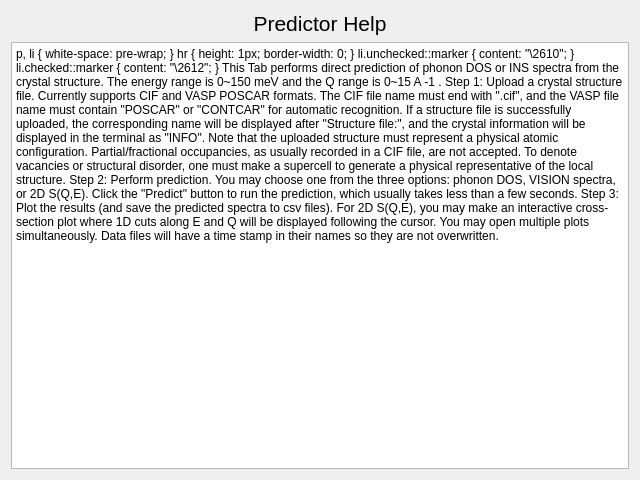
First picture: the form in gui/help_dp.ui, repository neutrons/inspired, before the edit.
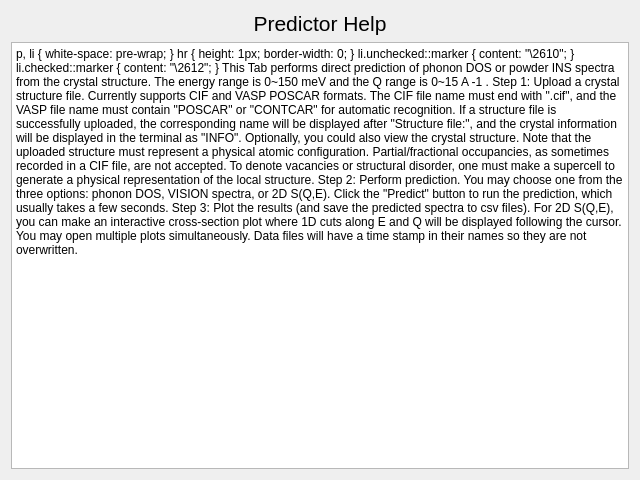
Second picture: the form after the edit.

The edit to the form file:
```diff
--- a/gui/help_dp.ui
+++ b/gui/help_dp.ui
@@ -31,13 +31,13 @@
 li.unchecked::marker { content: &quot;\2610&quot;; }
 li.checked::marker { content: &quot;\2612&quot;; }
 &lt;/style&gt;&lt;/head&gt;&lt;body style=&quot; font-family:'Segoe UI'; font-size:9pt; font-weight:400; font-style:normal;&quot;&gt;
-&lt;p style=&quot; margin-top:0px; margin-bottom:0px; margin-left:0px; margin-right:0px; -qt-block-indent:0; text-indent:0px;&quot;&gt;&lt;span style=&quot; font-size:12pt;&quot;&gt;This Tab performs direct prediction of phonon DOS or INS spectra from the crystal structure. The energy range is 0~150 meV and the Q range is 0~15 A&lt;/span&gt;&lt;span style=&quot; font-size:12pt; vertical-align:super;&quot;&gt;-1&lt;/span&gt;&lt;span style=&quot; font-size:12pt;&quot;&gt;.&lt;/span&gt;&lt;/p&gt;
+&lt;p style=&quot; margin-top:0px; margin-bottom:0px; margin-left:0px; margin-right:0px; -qt-block-indent:0; text-indent:0px;&quot;&gt;&lt;span style=&quot; font-size:12pt;&quot;&gt;This Tab performs direct prediction of phonon DOS or powder INS spectra from the crystal structure. The energy range is 0~150 meV and the Q range is 0~15 A&lt;/span&gt;&lt;span style=&quot; font-size:12pt; vertical-align:super;&quot;&gt;-1&lt;/span&gt;&lt;span style=&quot; font-size:12pt;&quot;&gt;.&lt;/span&gt;&lt;/p&gt;
 &lt;p style=&quot;-qt-paragraph-type:empty; margin-top:0px; margin-bottom:0px; margin-left:0px; margin-right:0px; -qt-block-indent:0; text-indent:0px; font-size:12pt;&quot;&gt;&lt;br /&gt;&lt;/p&gt;
-&lt;p style=&quot; margin-top:0px; margin-bottom:0px; margin-left:0px; margin-right:0px; -qt-block-indent:0; text-indent:0px;&quot;&gt;&lt;span style=&quot; font-size:12pt;&quot;&gt;Step 1: Upload a crystal structure file. Currently supports CIF and VASP POSCAR formats. The CIF file name must end with &amp;quot;.cif&amp;quot;, and the VASP file name must contain &amp;quot;POSCAR&amp;quot; or &amp;quot;CONTCAR&amp;quot; for automatic recognition. If a structure file is successfully uploaded, the corresponding name will be displayed after &amp;quot;Structure file:&amp;quot;, and the crystal information will be displayed in the terminal as &amp;quot;INFO&amp;quot;. Note that the uploaded structure must represent a physical atomic configuration. Partial/fractional occupancies, as usually recorded in a CIF file, are not accepted. To denote vacancies or structural disorder, one must make a supercell to generate a physical representative of the local structure.&lt;/span&gt;&lt;/p&gt;
+&lt;p style=&quot; margin-top:0px; margin-bottom:0px; margin-left:0px; margin-right:0px; -qt-block-indent:0; text-indent:0px;&quot;&gt;&lt;span style=&quot; font-size:12pt;&quot;&gt;Step 1: Upload a crystal structure file. Currently supports CIF and VASP POSCAR formats. The CIF file name must end with &amp;quot;.cif&amp;quot;, and the VASP file name must contain &amp;quot;POSCAR&amp;quot; or &amp;quot;CONTCAR&amp;quot; for automatic recognition. If a structure file is successfully uploaded, the corresponding name will be displayed after &amp;quot;Structure file:&amp;quot;, and the crystal information will be displayed in the terminal as &amp;quot;INFO&amp;quot;. Optionally, you could also view the crystal structure. Note that the uploaded structure must represent a physical atomic configuration. Partial/fractional occupancies, as sometimes recorded in a CIF file, are not accepted. To denote vacancies or structural disorder, one must make a supercell to generate a physical representation of the local structure.&lt;/span&gt;&lt;/p&gt;
 &lt;p style=&quot;-qt-paragraph-type:empty; margin-top:0px; margin-bottom:0px; margin-left:0px; margin-right:0px; -qt-block-indent:0; text-indent:0px; font-size:12pt;&quot;&gt;&lt;br /&gt;&lt;/p&gt;
-&lt;p style=&quot; margin-top:0px; margin-bottom:0px; margin-left:0px; margin-right:0px; -qt-block-indent:0; text-indent:0px;&quot;&gt;&lt;span style=&quot; font-size:12pt;&quot;&gt;Step 2: Perform prediction. You may choose one from the three options: phonon DOS, VISION spectra, or 2D S(Q,E). Click the &amp;quot;Predict&amp;quot; button to run the prediction, which usually takes less than a few seconds. &lt;/span&gt;&lt;/p&gt;
+&lt;p style=&quot; margin-top:0px; margin-bottom:0px; margin-left:0px; margin-right:0px; -qt-block-indent:0; text-indent:0px;&quot;&gt;&lt;span style=&quot; font-size:12pt;&quot;&gt;Step 2: Perform prediction. You may choose one from the three options: phonon DOS, VISION spectra, or 2D S(Q,E). Click the &amp;quot;Predict&amp;quot; button to run the prediction, which usually takes a few seconds. &lt;/span&gt;&lt;/p&gt;
 &lt;p style=&quot;-qt-paragraph-type:empty; margin-top:0px; margin-bottom:0px; margin-left:0px; margin-right:0px; -qt-block-indent:0; text-indent:0px; font-size:12pt;&quot;&gt;&lt;br /&gt;&lt;/p&gt;
-&lt;p style=&quot; margin-top:0px; margin-bottom:0px; margin-left:0px; margin-right:0px; -qt-block-indent:0; text-indent:0px;&quot;&gt;&lt;span style=&quot; font-size:12pt;&quot;&gt;Step 3: Plot the results (and save the predicted spectra to csv files). For 2D S(Q,E), you may make an interactive cross-section plot where 1D cuts along E and Q will be displayed following the cursor. You may open multiple plots simultaneously. Data files will have a time stamp in their names so they are not overwritten.&lt;/span&gt;&lt;/p&gt;&lt;/body&gt;&lt;/html&gt;</string>
+&lt;p style=&quot; margin-top:0px; margin-bottom:0px; margin-left:0px; margin-right:0px; -qt-block-indent:0; text-indent:0px;&quot;&gt;&lt;span style=&quot; font-size:12pt;&quot;&gt;Step 3: Plot the results (and save the predicted spectra to csv files). For 2D S(Q,E), you can make an interactive cross-section plot where 1D cuts along E and Q will be displayed following the cursor. You may open multiple plots simultaneously. Data files will have a time stamp in their names so they are not overwritten.&lt;/span&gt;&lt;/p&gt;&lt;/body&gt;&lt;/html&gt;</string>
      </property>
     </widget>
    </item>
```
